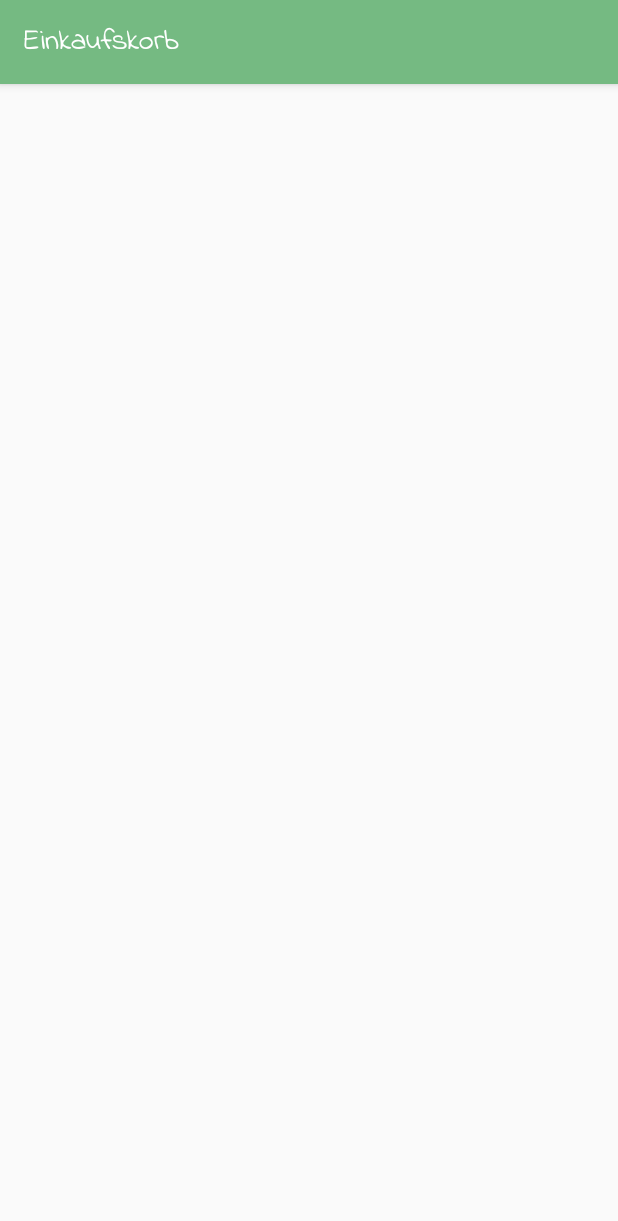
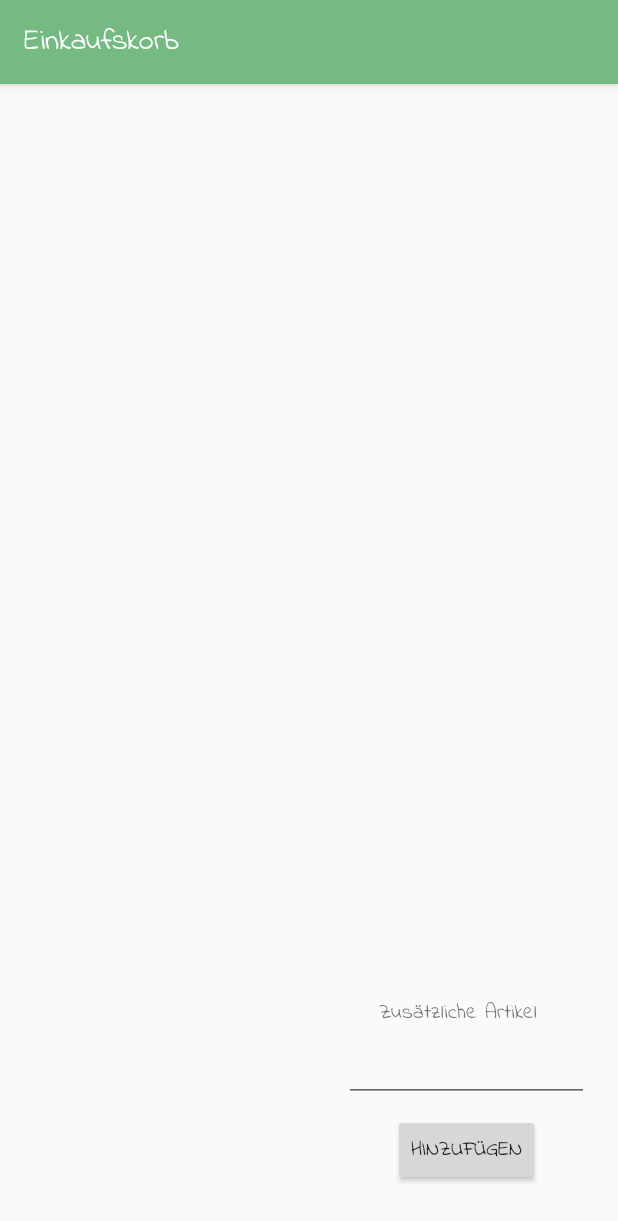
Before and after one commit to Chinchanchinese/Einkaufsliste1, an Android app: the Einkaufskorb_Activity screen opened directly, with no data from a screen before it, on a phone screen of 412 x 824 dp. Shown: the top 1221 px of the screen. Run offline under Robolectric (Android 15) with nearby library versions, the phone set to English and light mode, and no system bars; 2 statements that could not run were skipped.

Commit message:
06.08. zusätzliche Artikel

```diff
--- a/app/src/main/java/de/rg/einkaufsliste/Einkaufskorb_Activity.java
+++ b/app/src/main/java/de/rg/einkaufsliste/Einkaufskorb_Activity.java
@@ -3,6 +3,9 @@ package de.rg.einkaufsliste;
 import android.content.Intent;
 import android.content.SharedPreferences;
 import android.os.Bundle;
+import android.view.View;
+import android.widget.Button;
+import android.widget.TextView;
 
 import com.google.gson.Gson;
 import com.google.gson.reflect.TypeToken;
@@ -14,6 +17,7 @@ import androidx.recyclerview.widget.RecyclerView;
 
 import java.lang.reflect.Type;
 import java.util.ArrayList;
+import java.util.Collections;
 
 import Einkaufskorb.Adapter_Einkaufskorb;
 import Gerichte.Gericht;
@@ -24,12 +28,16 @@ public class Einkaufskorb_Activity extends AppCompatActivity {
 
     private ArrayList<Zutat> ZutatenGesamt;
     private ArrayList<Zutat> Zutatentemp;
+    private ArrayList<Zutat> Artikelliste;
     private RecyclerView recyclerView;
     private Adapter_Einkaufskorb adapter;
     private RecyclerView.LayoutManager layoutmanager;
     private int INPUT_ACTIVITY_RESULT;
     private String Daten;
+    private String DatenArtikel;
     private ArrayList<Gericht> Gerichte;
+    private TextView Artikelname;
+    private Button hinzufügen;
 
     @Override
     protected void onCreate(Bundle savedInstanceState) {
@@ -42,6 +50,32 @@ public class Einkaufskorb_Activity extends AppCompatActivity {
         Gerichte= (ArrayList<Gericht>) extra.getSerializable("object");
         createEinkaufsliste(Gerichte);
         buildRecyclerView();
+
+        loadDataArtikel();
+        createGesamtliste(Artikelliste);
+
+        Artikelname = findViewById(R.id.editTextArtikel);
+        hinzufügen = findViewById(R.id.buttonArtikelHinzufügen);
+        hinzufügen.setOnClickListener(new View.OnClickListener() {
+            @Override
+            public void onClick(View view) {
+                String artikel = Artikelname.getText().toString();
+                Artikelname.setText("");
+                insertArtikel(artikel);
+            }
+        });
+
+    }
+
+    private void createGesamtliste(ArrayList<Zutat> artikelliste) {
+        if (artikelliste != null){
+            for (int i=0; i<artikelliste.size();i++) {
+             ZutatenGesamt.add(artikelliste.get(i));
+            }
+        }
+        else{
+            Artikelliste = new ArrayList<>();
+        }
 
     }
 
@@ -81,29 +115,22 @@ public class Einkaufskorb_Activity extends AppCompatActivity {
 
             @Override
             public void onDeleteClick(int position) {
-                removeZutat(position);
+                removeArtikel(position);
             }
         });
     }
 
-    public void insertZutat(String position){
-        ZutatenGesamt.add(ZutatenGesamt.size(),new Zutat("Neu",position));
-        speichern();
+    public void insertArtikel(String position){
+        ZutatenGesamt.add(ZutatenGesamt.size(),new Zutat(position));
+        Artikelliste.add(new Zutat(position));
+        speichernArtikel();
         adapter.notifyItemInserted(ZutatenGesamt.size());
     }
-    public void removeZutat(int position){
+    public void removeArtikel(int position){
 
-        ZutatenGesamt.remove(position);
-        speichern();
+        Artikelliste.remove(position);
+        speichernArtikel();
         adapter.notifyItemRemoved(position);
-    }
-    private void speichern() {
-        SharedPreferences sharedPreferences= getSharedPreferences(Daten,0);
-        SharedPreferences.Editor editor = sharedPreferences.edit();
-        Gson gson = new Gson();
-        String json = gson.toJson(ZutatenGesamt);
-        editor.putString("Zutatenliste",json);
-        editor.apply();
     }
 
     private ArrayList<Zutat> loadData(String data) {
@@ -113,10 +140,25 @@ public class Einkaufskorb_Activity extends AppCompatActivity {
         String json = sharedPreferences.getString("Zutatenliste", null);
         Type type = new TypeToken<ArrayList<Zutat>>() {}.getType();
         Zutatentemp = gson.fromJson(json, type);
-        //Zutat zutat=Zutaten.get(0);
 
         return Zutatentemp;
 
     }
+    private void speichernArtikel() {
+        SharedPreferences sharedPreferences= getSharedPreferences("DatenArtikel",0);
+        SharedPreferences.Editor editor = sharedPreferences.edit();
+        Gson gson = new Gson();
+        String json = gson.toJson(Artikelliste);
+        editor.putString("Artikelliste",json);
+        editor.commit();
+    }
+
+    private void loadDataArtikel() {
+        SharedPreferences sharedPreferences= getSharedPreferences("DatenArtikel",0);
+        Gson gson = new Gson();
+        String json = sharedPreferences.getString("Artikelliste", null);
+        Type type = new TypeToken<ArrayList<Zutat>>() {}.getType();
+        Artikelliste = gson.fromJson(json, type);
+    }
 
 }
--- a/app/src/main/res/layout/content_einkaufskorb_.xml
+++ b/app/src/main/res/layout/content_einkaufskorb_.xml
@@ -1,9 +1,10 @@
 <?xml version="1.0" encoding="utf-8"?>
-<LinearLayout xmlns:android="http://schemas.android.com/apk/res/android"
+<RelativeLayout xmlns:android="http://schemas.android.com/apk/res/android"
     xmlns:app="http://schemas.android.com/apk/res-auto"
     xmlns:tools="http://schemas.android.com/tools"
     android:layout_width="match_parent"
     android:layout_height="match_parent"
+    android:orientation="vertical"
     app:layout_behavior="@string/appbar_scrolling_view_behavior"
     tools:context=".Einkaufskorb_Activity"
     tools:showIn="@layout/activity_einkaufskorb">
@@ -12,4 +13,36 @@
         android:id="@+id/ListeEinkaufskorb"
         android:layout_width="match_parent"
         android:layout_height="match_parent" />
-</LinearLayout>
+
+    <Button
+        android:id="@+id/buttonArtikelHinzufügen"
+        android:layout_width="wrap_content"
+        android:layout_height="wrap_content"
+        android:layout_alignParentEnd="true"
+        android:layout_alignParentBottom="true"
+        android:layout_marginEnd="52dp"
+        android:layout_marginBottom="33dp"
+        android:text="Hinzufügen" />
+
+    <TextView
+        android:id="@+id/textViewArtikel"
+        android:layout_width="134dp"
+        android:layout_height="wrap_content"
+        android:layout_alignParentEnd="true"
+        android:layout_alignParentBottom="true"
+        android:layout_marginEnd="25dp"
+        android:layout_marginBottom="138dp"
+        android:text="Zusätzliche Artikel" />
+
+    <EditText
+        android:id="@+id/editTextArtikel"
+        android:layout_width="163dp"
+        android:layout_height="wrap_content"
+        android:layout_alignParentEnd="true"
+        android:layout_alignParentBottom="true"
+        android:layout_marginEnd="19dp"
+        android:layout_marginBottom="89dp"
+        android:ems="10"
+        android:inputType="textPersonName" />
+
+</RelativeLayout>
--- a/app/src/main/res/menu/main.xml
+++ b/app/src/main/res/menu/main.xml
@@ -2,8 +2,6 @@
 <menu xmlns:android="http://schemas.android.com/apk/res/android"
     xmlns:app="http://schemas.android.com/apk/res-auto">
     <item
-        android:id="@+id/action_settings"
-        android:orderInCategory="100"
-        android:title="@string/action_settings"
-        app:showAsAction="never" />
+        android:id="@+id/Einkaufskorb_neu"
+        android:title="Einkaufskorb leeren" />
 </menu>
```
Also changed, not shown: app/src/main/java/Gericht_bearbeiten/GerichtBearbeitenActivity.java (+4 -4 lines), app/src/main/java/Zutaten/Zutat.java (+4 -3 lines), app/src/main/java/de/rg/einkaufsliste/MainActivity.java (+22 -4 lines).
